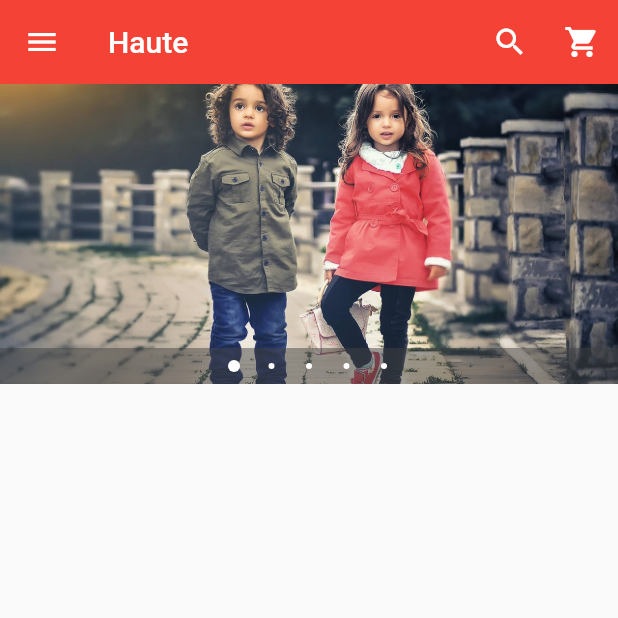
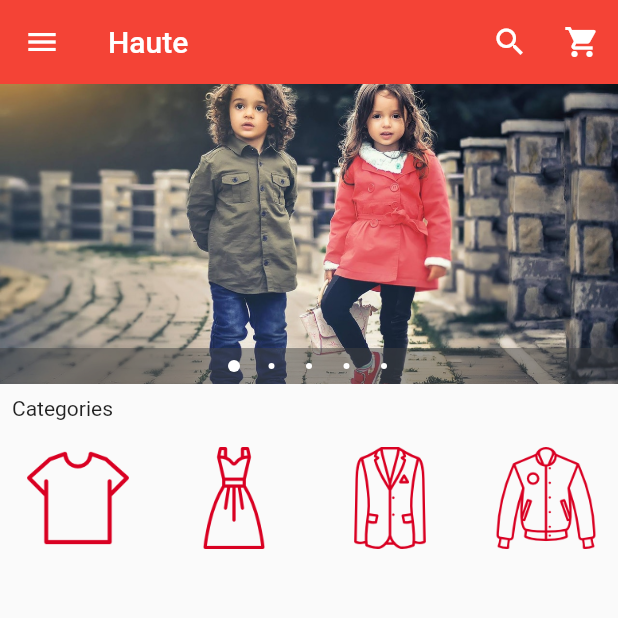
Before and after one commit to OdongoWaga/ClothesShop, a Flutter app: the screen it shows after launch, on a phone screen of 412 x 824 dp, the top half of it. Run offline on Flutter 3.47's test engine with Material 2 defaults, Android fonts, the phone set to English and light mode, and no system bars; drawn by our look-alikes of carousel_pro.

Commit message:
minor correction

```diff
--- a/lib/components/horizontal_lv.dart
+++ b/lib/components/horizontal_lv.dart
@@ -0,0 +1,74 @@
+import 'package:flutter/material.dart';
+
+class HorizontalList extends StatelessWidget {
+  @override
+  Widget build(BuildContext context) {
+    return Container(
+      height: 80.0,
+      child: ListView(
+        scrollDirection: Axis.horizontal,
+        children: <Widget>[
+          Category(
+            imageLocation: 'images/cats/tshirt.png',
+            imageCaption: 'Shirt',
+          ),
+          Category(
+            imageLocation: 'images/cats/dress.png',
+            imageCaption: 'Dress',
+          ),
+          Category(
+            imageLocation: 'images/cats/formal.png',
+            imageCaption: 'Formal',
+          ),
+          Category(
+            imageLocation: 'images/cats/informal.png',
+            imageCaption: 'Informal',
+          ),
+          Category(
+            imageLocation: 'images/cats/shoe.png',
+            imageCaption: 'Shoe',
+          ),
+          Category(
+            imageLocation: 'images/cats/jeans.png',
+            imageCaption: 'Jeans',
+          ),
+          Category(
+            imageLocation: 'images/cats/accessories.png',
+            imageCaption: 'Accesories',
+          ),
+        ],
+      ),
+    );
+  }
+}
+
+class Category extends StatelessWidget {
+  final String imageLocation;
+  final String imageCaption;
+
+  Category({this.imageLocation, this.imageCaption});
+
+  @override
+  Widget build(BuildContext context) {
+    return Padding(
+      padding: EdgeInsets.all(2.0),
+      child: InkWell(
+        onTap: () {},
+        child: Container(
+          width: 100.0,
+          child: ListTile(
+            title: Image.asset(
+              imageLocation,
+              width: 100.0,
+              height: 80.0,
+            ),
+            subtitle: Container(
+              alignment: Alignment.topCenter,
+              child: Text(imageCaption),
+            ),
+          ),
+        ),
+      ),
+    );
+  }
+}
--- a/lib/main.dart
+++ b/lib/main.dart
@@ -1,5 +1,6 @@
 import 'package:flutter/material.dart';
 import 'package:carousel_pro/carousel_pro.dart';
+import 'components/horizontal_lv.dart';
 
 void main() {
   runApp(
@@ -18,7 +19,7 @@ class HomePage extends StatefulWidget {
 class _HomePageState extends State<HomePage> {
   @override
   Widget build(BuildContext context) {
-    Widget image_carousel = Container(
+    Widget imageCarousel = Container(
       height: 200,
       child: Carousel(
         boxFit: BoxFit.cover,
@@ -136,7 +137,14 @@ class _HomePageState extends State<HomePage> {
         ),
       ),
       body: ListView(
-        children: <Widget>[image_carousel],
+        children: <Widget>[
+          imageCarousel,
+          Padding(
+            padding: EdgeInsets.all(8.0),
+            child: Text('Categories'),
+          ),
+          HorizontalList()
+        ],
       ),
     );
   }
--- a/pubspec.yaml
+++ b/pubspec.yaml
@@ -48,6 +48,8 @@ flutter:
     - images/w1.jpeg
     - images/w3.jpeg
     - images/w4.jpeg
+    - images/cats/
+    - images/products/
 
 
   # An image asset can refer to one or more resolution-specific "variants", see
```
